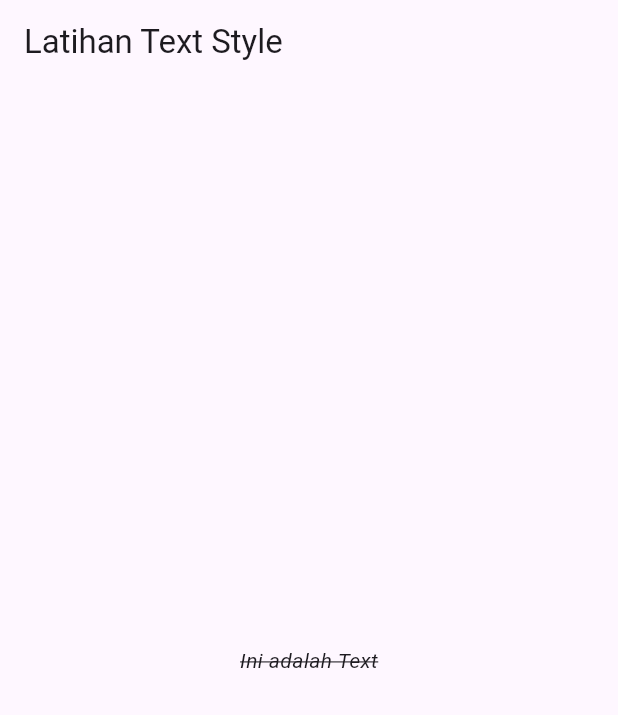
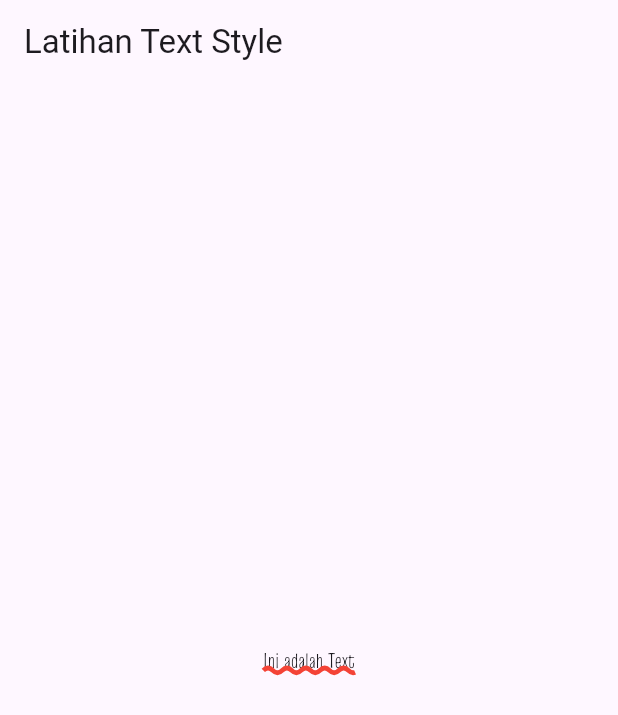
Before and after one commit to nazhiba/flutter08_latihan_text_styles, a Flutter app: the screen it shows after launch, on a phone screen of 412 x 824 dp. Shown: the top 715 px of the screen. Run offline on Flutter 3.47's test engine with Material 3 defaults, Android fonts, the light colour scheme and no system bars.

Commit message:
end of commit

```diff
--- a/lib/main.dart
+++ b/lib/main.dart
@@ -17,7 +17,13 @@ class MyApp extends StatelessWidget {
         body: Center(
           child: Text(
             "Ini adalah Text",
-            style: TextStyle(fontFamily: "Truculenta", fontStyle: FontStyle.italic, decoration: TextDecoration.lineThrough),
+            style: TextStyle(
+              fontFamily: "Truculenta",
+              decoration: TextDecoration.underline,
+              decorationColor: Colors.red,
+              decorationThickness: 5,
+              decorationStyle: TextDecorationStyle.wavy
+            ),
           ),
         ),
       ),
--- a/pubspec.yaml
+++ b/pubspec.yaml
@@ -77,7 +77,7 @@ flutter:
   fonts:
     - family: Truculenta
       fonts:
-        - asset: fonts/Truculenta_18pt_Condensed-Light.ttf
+        - asset: font/Truculenta_18pt_Condensed-Light.ttf
         # - asset: fonts/Schyler-Italic.ttf
           style: italic
   #   - family: Trajan Pro
```
